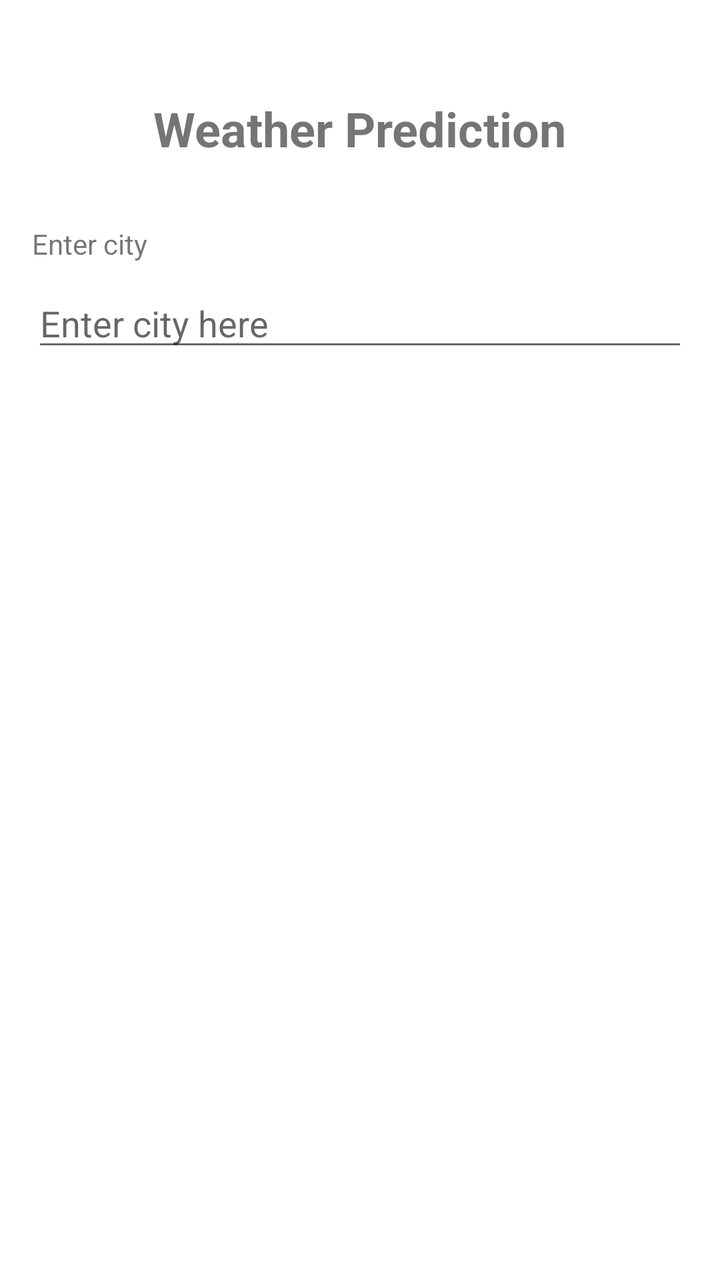
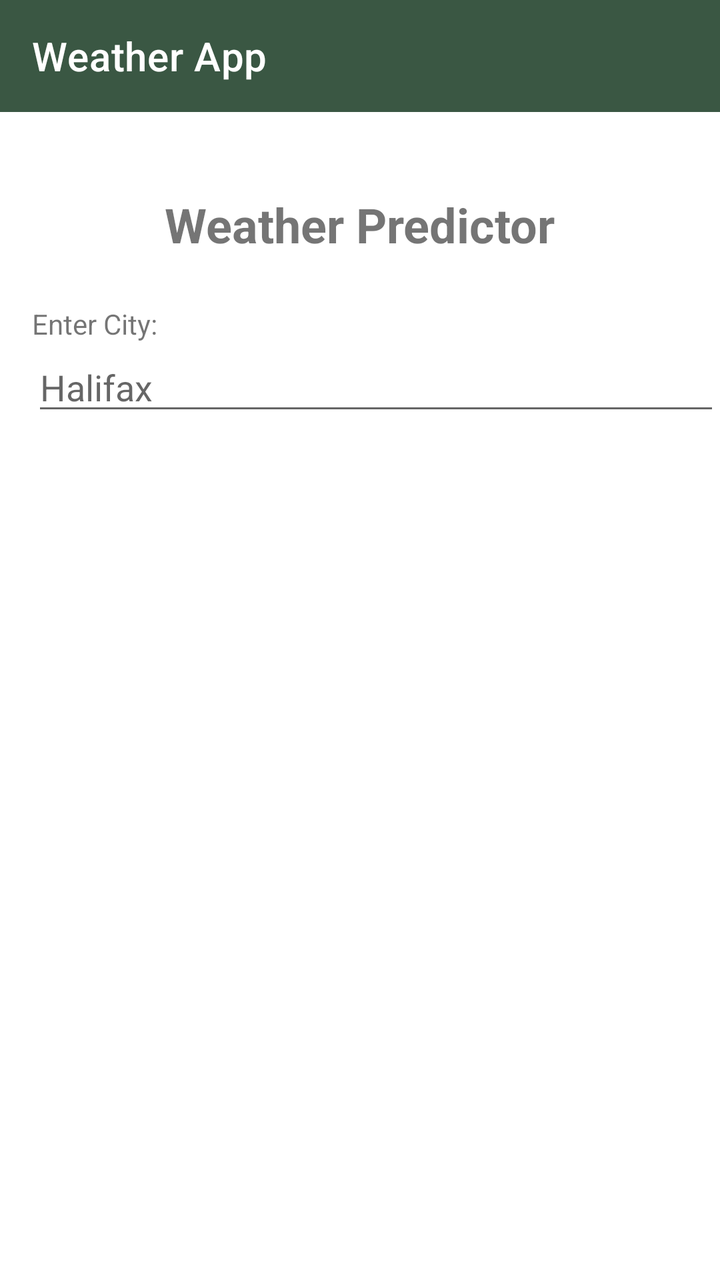

An Android layout rendered at two revisions. The XML below is the earlier revision; the diff shows what the commit changed to produce the second picture.
<!-- AndroidManifest.xml: activity theme Theme.Custom.Primary.NoActionBar -->
<!-- res/layout/activity_main.xml -->
<?xml version="1.0" encoding="utf-8"?>
<androidx.constraintlayout.widget.ConstraintLayout
    xmlns:android="http://schemas.android.com/apk/res/android"
    xmlns:app="http://schemas.android.com/apk/res-auto"
    xmlns:tools="http://schemas.android.com/tools"
    android:layout_width="match_parent"
    android:layout_height="match_parent"
    tools:context=".MainActivity"
    android:padding="16dp">

    <TextView
        android:id="@+id/weather_prediction_header"
        android:layout_width="wrap_content"
        android:layout_height="wrap_content"
        android:text="Weather Prediction"
        android:textSize="24sp"
        android:textStyle="bold"
        app:layout_constraintTop_toTopOf="parent"
        app:layout_constraintStart_toStartOf="parent"
        app:layout_constraintEnd_toEndOf="parent"
        android:layout_marginTop="32dp"/>

    <TextView
        android:id="@+id/enter_city_label"
        android:layout_width="wrap_content"
        android:layout_height="wrap_content"
        android:text="Enter city"
        app:layout_constraintTop_toBottomOf="@id/weather_prediction_header"
        app:layout_constraintStart_toStartOf="parent"
        android:layout_marginTop="32dp"/>

    <EditText
        android:id="@+id/city_edittext"
        android:layout_width="0dp"
        android:layout_height="wrap_content"
        android:hint="Enter city here"
        app:layout_constraintTop_toBottomOf="@id/enter_city_label"
        app:layout_constraintStart_toStartOf="parent"
        app:layout_constraintEnd_toEndOf="parent"
        android:layout_marginTop="8dp"/>

    <Button
        android:id="@+id/predict_button"
        android:layout_width="wrap_content"
        android:layout_height="wrap_content"
        android:text="Predict"
        app:layout_constraintTop_toBottomOf="@id/city_edittext"
        app:layout_constraintStart_toStartOf="parent"
        app:layout_constraintEnd_toEndOf="parent"
        android:layout_marginTop="16dp"
        android:visibility="gone"
        tools:visibility="visible"/>

</androidx.constraintlayout.widget.ConstraintLayout>
<!-- resources referenced by this layout -->
<resources>
  <style name="Theme.Custom.Primary.NoActionBar" parent="Theme.MaterialComponents.DayNight.NoActionBar">
          
          <item name="colorPrimary">@color/hunter_green</item>
          <item name="colorPrimaryVariant">@color/payne_gray</item>
          <item name="colorOnPrimary">@color/maize</item>
          
          <item name="colorSecondary">@color/yellow_green</item>
          <item name="colorSecondaryVariant">@color/tea_green</item>
          
          <item name="android:statusBarColor">?attr/colorPrimaryVariant</item>
      </style>
  <color name="hunter_green">#3A5743</color>
  <color name="payne_gray">#3B7080</color>
  <color name="maize">#FCEC52</color>
  <color name="yellow_green">#ADE25D</color>
  <color name="tea_green">#CFFFB3</color>
</resources>

<!-- the commit's change to res/layout/activity_main.xml (unified diff, before → after) -->
@@ -1,20 +1,34 @@
 <?xml version="1.0" encoding="utf-8"?>
+<ScrollView
+xmlns:android="http://schemas.android.com/apk/res/android"
+xmlns:app="http://schemas.android.com/apk/res-auto"
+xmlns:tools="http://schemas.android.com/tools"
+android:layout_width="match_parent"
+android:layout_height="match_parent"
+tools:context=".MainActivity">
+
 <androidx.constraintlayout.widget.ConstraintLayout
-    xmlns:android="http://schemas.android.com/apk/res/android"
-    xmlns:app="http://schemas.android.com/apk/res-auto"
-    xmlns:tools="http://schemas.android.com/tools"
     android:layout_width="match_parent"
-    android:layout_height="match_parent"
-    tools:context=".MainActivity"
-    android:padding="16dp">
+    android:layout_height="wrap_content"
+    android:paddingBottom="@dimen/layout_padding">
+
+    <androidx.appcompat.widget.Toolbar
+        android:id="@+id/toolbar"
+        android:layout_width="match_parent"
+        android:layout_height="?attr/actionBarSize"
+        android:background="?attr/colorPrimary"
+        app:title="@string/app_title"
+        app:titleTextColor="@android:color/white"
+        app:layout_constraintTop_toTopOf="parent" />
 
     <TextView
         android:id="@+id/weather_prediction_header"
         android:layout_width="wrap_content"
         android:layout_height="wrap_content"
-        android:text="Weather Prediction"
+        android:text="@string/weather_title"
         android:textSize="24sp"
         android:textStyle="bold"
+        android:paddingTop="64dp"
         app:layout_constraintTop_toTopOf="parent"
         app:layout_constraintStart_toStartOf="parent"
         app:layout_constraintEnd_toEndOf="parent"
@@ -24,31 +38,33 @@
         android:id="@+id/enter_city_label"
         android:layout_width="wrap_content"
         android:layout_height="wrap_content"
-        android:text="Enter city"
+        android:text="@string/enter_location"
         app:layout_constraintTop_toBottomOf="@id/weather_prediction_header"
         app:layout_constraintStart_toStartOf="parent"
-        android:layout_marginTop="32dp"/>
+        android:layout_marginTop="24dp"
+        android:layout_marginStart="16dp"/>
 
     <EditText
         android:id="@+id/city_edittext"
         android:layout_width="0dp"
         android:layout_height="wrap_content"
-        android:hint="Enter city here"
+        android:hint="@string/enter_location_hint"
         app:layout_constraintTop_toBottomOf="@id/enter_city_label"
         app:layout_constraintStart_toStartOf="parent"
         app:layout_constraintEnd_toEndOf="parent"
-        android:layout_marginTop="8dp"/>
+        android:layout_marginStart="16dp"/>
 
     <Button
         android:id="@+id/predict_button"
         android:layout_width="wrap_content"
         android:layout_height="wrap_content"
-        android:text="Predict"
+        android:text="@string/predict_button_label"
         app:layout_constraintTop_toBottomOf="@id/city_edittext"
         app:layout_constraintStart_toStartOf="parent"
         app:layout_constraintEnd_toEndOf="parent"
-        android:layout_marginTop="16dp"
+        android:layout_margin="16dp"
         android:visibility="gone"
         tools:visibility="visible"/>
 
 </androidx.constraintlayout.widget.ConstraintLayout>
+</ScrollView>
<!-- resource entries referenced after the edit -->
@@ -1,5 +1,11 @@
 <!-- resources referenced by this layout -->
 <resources>
+  <dimen name="layout_padding">32dp</dimen>
+  <string name="app_title">Weather App</string>
+  <string name="enter_location">Enter City:</string>
+  <string name="enter_location_hint">Halifax</string>
+  <string name="predict_button_label">Predict</string>
+  <string name="weather_title">Weather Predictor</string>
   <style name="Theme.Custom.Primary.NoActionBar" parent="Theme.MaterialComponents.DayNight.NoActionBar">
           
           <item name="colorPrimary">@color/hunter_green</item>
